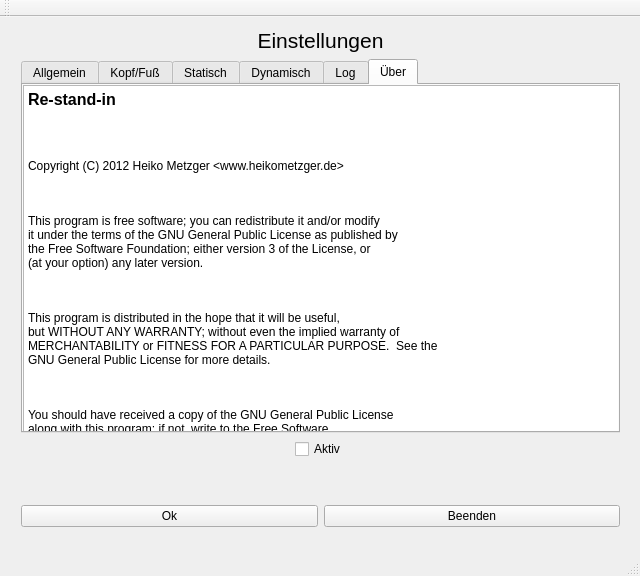
Above: rsi.ui from Merhoc/re-stand-in before the change. Below: the same form after it.
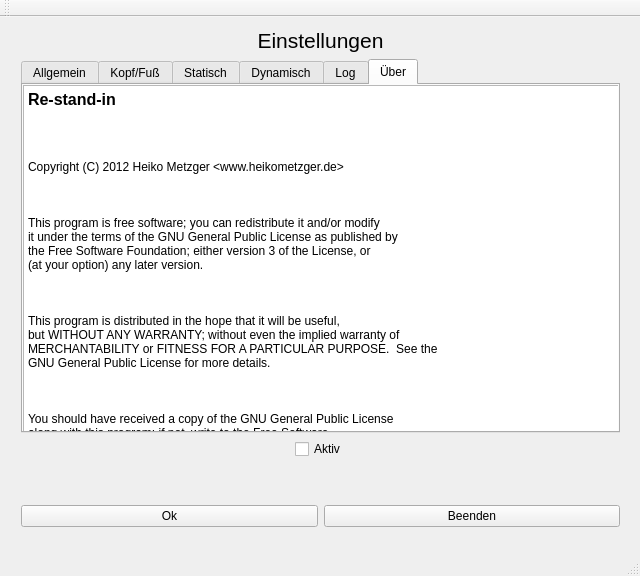
That is the form after the change. The open tabs and pages were chosen to show the change.

Commit message: Added static/dynamic replacement settings (only shows them up to now).

```diff
--- a/rsi.ui
+++ b/rsi.ui
@@ -305,28 +305,28 @@
           <string>&lt;!DOCTYPE HTML PUBLIC &quot;-//W3C//DTD HTML 4.0//EN&quot; &quot;http://www.w3.org/TR/REC-html40/strict.dtd&quot;&gt;
 &lt;html&gt;&lt;head&gt;&lt;meta name=&quot;qrichtext&quot; content=&quot;1&quot; /&gt;&lt;style type=&quot;text/css&quot;&gt;
 p, li { white-space: pre-wrap; }
-&lt;/style&gt;&lt;/head&gt;&lt;body style=&quot; font-family:'MS Shell Dlg 2'; font-size:8.25pt; font-weight:400; font-style:normal;&quot;&gt;
-&lt;p style=&quot; margin-top:0px; margin-bottom:0px; margin-left:0px; margin-right:0px; -qt-block-indent:0; text-indent:0px;&quot;&gt;&lt;span style=&quot; font-family:'Ubuntu'; font-size:12pt; font-weight:600;&quot;&gt;Re-stand-in&lt;/span&gt;&lt;/p&gt;
-&lt;p style=&quot;-qt-paragraph-type:empty; margin-top:0px; margin-bottom:0px; margin-left:0px; margin-right:0px; -qt-block-indent:0; text-indent:0px; font-family:'Ubuntu'; font-size:12pt; font-weight:600;&quot;&gt;&lt;/p&gt;
-&lt;p style=&quot; margin-top:0px; margin-bottom:0px; margin-left:0px; margin-right:0px; -qt-block-indent:0; text-indent:0px;&quot;&gt;&lt;span style=&quot; font-family:'Ubuntu'; font-size:12pt; font-weight:600;&quot;&gt;&lt;br /&gt;&lt;/span&gt;&lt;/p&gt;
-&lt;p style=&quot; margin-top:0px; margin-bottom:0px; margin-left:0px; margin-right:0px; -qt-block-indent:0; text-indent:0px;&quot;&gt;&lt;span style=&quot; font-family:'Ubuntu'; font-size:9pt; color:#000000;&quot;&gt;Copyright (C) 2012 Heiko Metzger &amp;lt;www.heikometzger.de&amp;gt;&lt;/span&gt;&lt;/p&gt;
-&lt;p style=&quot;-qt-paragraph-type:empty; margin-top:0px; margin-bottom:0px; margin-left:0px; margin-right:0px; -qt-block-indent:0; text-indent:0px; font-family:'Ubuntu'; font-size:9pt; color:#000000;&quot;&gt;&lt;/p&gt;
-&lt;p style=&quot; margin-top:0px; margin-bottom:0px; margin-left:0px; margin-right:0px; -qt-block-indent:0; text-indent:0px;&quot;&gt;&lt;span style=&quot; font-family:'Ubuntu'; font-size:9pt; color:#000000;&quot;&gt;&lt;br /&gt;&lt;/span&gt;&lt;/p&gt;
-&lt;p style=&quot; margin-top:0px; margin-bottom:0px; margin-left:0px; margin-right:0px; -qt-block-indent:0; text-indent:0px;&quot;&gt;&lt;span style=&quot; font-family:'Courier New,courier'; font-size:9pt; color:#000000;&quot;&gt;This program is free software; you can redistribute it and/or modify &lt;/span&gt;&lt;/p&gt;
-&lt;p style=&quot; margin-top:0px; margin-bottom:0px; margin-left:0px; margin-right:0px; -qt-block-indent:0; text-indent:0px;&quot;&gt;&lt;span style=&quot; font-family:'Courier New,courier'; font-size:9pt; color:#000000;&quot;&gt;it under the terms of the GNU General Public License as published by &lt;/span&gt;&lt;/p&gt;
-&lt;p style=&quot; margin-top:0px; margin-bottom:0px; margin-left:0px; margin-right:0px; -qt-block-indent:0; text-indent:0px;&quot;&gt;&lt;span style=&quot; font-family:'Courier New,courier'; font-size:9pt; color:#000000;&quot;&gt;the Free Software Foundation; either version 3 of the License, or &lt;/span&gt;&lt;/p&gt;
-&lt;p style=&quot; margin-top:0px; margin-bottom:0px; margin-left:0px; margin-right:0px; -qt-block-indent:0; text-indent:0px;&quot;&gt;&lt;span style=&quot; font-family:'Courier New,courier'; font-size:9pt; color:#000000;&quot;&gt;(at your option) any later version. &lt;/span&gt;&lt;/p&gt;
-&lt;p style=&quot;-qt-paragraph-type:empty; margin-top:0px; margin-bottom:0px; margin-left:0px; margin-right:0px; -qt-block-indent:0; text-indent:0px; font-family:'Courier New,courier'; font-size:9pt; color:#000000;&quot;&gt;&lt;/p&gt;
-&lt;p style=&quot; margin-top:0px; margin-bottom:0px; margin-left:0px; margin-right:0px; -qt-block-indent:0; text-indent:0px;&quot;&gt;&lt;span style=&quot; font-family:'Courier New,courier'; font-size:9pt; color:#000000;&quot;&gt;&lt;br /&gt;&lt;/span&gt;&lt;/p&gt;
-&lt;p style=&quot; margin-top:0px; margin-bottom:0px; margin-left:0px; margin-right:0px; -qt-block-indent:0; text-indent:0px;&quot;&gt;&lt;span style=&quot; font-family:'Courier New,courier'; font-size:9pt; color:#000000;&quot;&gt;This program is distributed in the hope that it will be useful, &lt;/span&gt;&lt;/p&gt;
-&lt;p style=&quot; margin-top:0px; margin-bottom:0px; margin-left:0px; margin-right:0px; -qt-block-indent:0; text-indent:0px;&quot;&gt;&lt;span style=&quot; font-family:'Courier New,courier'; font-size:9pt; color:#000000;&quot;&gt;but WITHOUT ANY WARRANTY; without even the implied warranty of &lt;/span&gt;&lt;/p&gt;
-&lt;p style=&quot; margin-top:0px; margin-bottom:0px; margin-left:0px; margin-right:0px; -qt-block-indent:0; text-indent:0px;&quot;&gt;&lt;span style=&quot; font-family:'Courier New,courier'; font-size:9pt; color:#000000;&quot;&gt;MERCHANTABILITY or FITNESS FOR A PARTICULAR PURPOSE.  See the &lt;/span&gt;&lt;/p&gt;
-&lt;p style=&quot; margin-top:0px; margin-bottom:0px; margin-left:0px; margin-right:0px; -qt-block-indent:0; text-indent:0px;&quot;&gt;&lt;span style=&quot; font-family:'Courier New,courier'; font-size:9pt; color:#000000;&quot;&gt;GNU General Public License for more details. &lt;/span&gt;&lt;/p&gt;
-&lt;p style=&quot;-qt-paragraph-type:empty; margin-top:0px; margin-bottom:0px; margin-left:0px; margin-right:0px; -qt-block-indent:0; text-indent:0px; font-family:'Courier New,courier'; font-size:9pt; color:#000000;&quot;&gt;&lt;/p&gt;
-&lt;p style=&quot; margin-top:0px; margin-bottom:0px; margin-left:0px; margin-right:0px; -qt-block-indent:0; text-indent:0px;&quot;&gt;&lt;span style=&quot; font-family:'Courier New,courier'; font-size:9pt; color:#000000;&quot;&gt;&lt;br /&gt;&lt;/span&gt;&lt;/p&gt;
-&lt;p style=&quot; margin-top:0px; margin-bottom:0px; margin-left:0px; margin-right:0px; -qt-block-indent:0; text-indent:0px;&quot;&gt;&lt;span style=&quot; font-family:'Courier New,courier'; font-size:9pt; color:#000000;&quot;&gt;You should have received a copy of the GNU General Public License &lt;/span&gt;&lt;/p&gt;
-&lt;p style=&quot; margin-top:0px; margin-bottom:0px; margin-left:0px; margin-right:0px; -qt-block-indent:0; text-indent:0px;&quot;&gt;&lt;span style=&quot; font-family:'Courier New,courier'; font-size:9pt; color:#000000;&quot;&gt;along with this program; if not, write to the Free Software &lt;/span&gt;&lt;/p&gt;
-&lt;p style=&quot; margin-top:0px; margin-bottom:0px; margin-left:0px; margin-right:0px; -qt-block-indent:0; text-indent:0px;&quot;&gt;&lt;span style=&quot; font-family:'Courier New,courier'; font-size:9pt; color:#000000;&quot;&gt;Foundation, Inc., 59 Temple Place, Suite 330, Boston, MA  02111-1307  USA&lt;/span&gt;&lt;/p&gt;&lt;/body&gt;&lt;/html&gt;</string>
+&lt;/style&gt;&lt;/head&gt;&lt;body style=&quot; font-family:'Ubuntu'; font-size:9pt; font-weight:400; font-style:normal;&quot;&gt;
+&lt;p style=&quot; margin-top:0px; margin-bottom:0px; margin-left:0px; margin-right:0px; -qt-block-indent:0; text-indent:0px;&quot;&gt;&lt;span style=&quot; font-size:12pt; font-weight:600;&quot;&gt;Re-stand-in&lt;/span&gt;&lt;/p&gt;
+&lt;p style=&quot;-qt-paragraph-type:empty; margin-top:0px; margin-bottom:0px; margin-left:0px; margin-right:0px; -qt-block-indent:0; text-indent:0px; font-size:12pt; font-weight:600;&quot;&gt;&lt;br /&gt;&lt;/p&gt;
+&lt;p style=&quot; margin-top:0px; margin-bottom:0px; margin-left:0px; margin-right:0px; -qt-block-indent:0; text-indent:0px;&quot;&gt;&lt;span style=&quot; font-size:12pt; font-weight:600;&quot;&gt;&lt;br /&gt;&lt;/span&gt;&lt;/p&gt;
+&lt;p style=&quot; margin-top:0px; margin-bottom:0px; margin-left:0px; margin-right:0px; -qt-block-indent:0; text-indent:0px;&quot;&gt;&lt;span style=&quot; color:#000000;&quot;&gt;Copyright (C) 2012 Heiko Metzger &amp;lt;www.heikometzger.de&amp;gt;&lt;/span&gt;&lt;/p&gt;
+&lt;p style=&quot;-qt-paragraph-type:empty; margin-top:0px; margin-bottom:0px; margin-left:0px; margin-right:0px; -qt-block-indent:0; text-indent:0px; color:#000000;&quot;&gt;&lt;br /&gt;&lt;/p&gt;
+&lt;p style=&quot; margin-top:0px; margin-bottom:0px; margin-left:0px; margin-right:0px; -qt-block-indent:0; text-indent:0px;&quot;&gt;&lt;span style=&quot; color:#000000;&quot;&gt;&lt;br /&gt;&lt;/span&gt;&lt;/p&gt;
+&lt;p style=&quot; margin-top:0px; margin-bottom:0px; margin-left:0px; margin-right:0px; -qt-block-indent:0; text-indent:0px;&quot;&gt;&lt;span style=&quot; font-family:'Courier New,courier'; color:#000000;&quot;&gt;This program is free software; you can redistribute it and/or modify &lt;/span&gt;&lt;/p&gt;
+&lt;p style=&quot; margin-top:0px; margin-bottom:0px; margin-left:0px; margin-right:0px; -qt-block-indent:0; text-indent:0px;&quot;&gt;&lt;span style=&quot; font-family:'Courier New,courier'; color:#000000;&quot;&gt;it under the terms of the GNU General Public License as published by &lt;/span&gt;&lt;/p&gt;
+&lt;p style=&quot; margin-top:0px; margin-bottom:0px; margin-left:0px; margin-right:0px; -qt-block-indent:0; text-indent:0px;&quot;&gt;&lt;span style=&quot; font-family:'Courier New,courier'; color:#000000;&quot;&gt;the Free Software Foundation; either version 3 of the License, or &lt;/span&gt;&lt;/p&gt;
+&lt;p style=&quot; margin-top:0px; margin-bottom:0px; margin-left:0px; margin-right:0px; -qt-block-indent:0; text-indent:0px;&quot;&gt;&lt;span style=&quot; font-family:'Courier New,courier'; color:#000000;&quot;&gt;(at your option) any later version. &lt;/span&gt;&lt;/p&gt;
+&lt;p style=&quot;-qt-paragraph-type:empty; margin-top:0px; margin-bottom:0px; margin-left:0px; margin-right:0px; -qt-block-indent:0; text-indent:0px; font-family:'Courier New,courier'; color:#000000;&quot;&gt;&lt;br /&gt;&lt;/p&gt;
+&lt;p style=&quot; margin-top:0px; margin-bottom:0px; margin-left:0px; margin-right:0px; -qt-block-indent:0; text-indent:0px;&quot;&gt;&lt;span style=&quot; font-family:'Courier New,courier'; color:#000000;&quot;&gt;&lt;br /&gt;&lt;/span&gt;&lt;/p&gt;
+&lt;p style=&quot; margin-top:0px; margin-bottom:0px; margin-left:0px; margin-right:0px; -qt-block-indent:0; text-indent:0px;&quot;&gt;&lt;span style=&quot; font-family:'Courier New,courier'; color:#000000;&quot;&gt;This program is distributed in the hope that it will be useful, &lt;/span&gt;&lt;/p&gt;
+&lt;p style=&quot; margin-top:0px; margin-bottom:0px; margin-left:0px; margin-right:0px; -qt-block-indent:0; text-indent:0px;&quot;&gt;&lt;span style=&quot; font-family:'Courier New,courier'; color:#000000;&quot;&gt;but WITHOUT ANY WARRANTY; without even the implied warranty of &lt;/span&gt;&lt;/p&gt;
+&lt;p style=&quot; margin-top:0px; margin-bottom:0px; margin-left:0px; margin-right:0px; -qt-block-indent:0; text-indent:0px;&quot;&gt;&lt;span style=&quot; font-family:'Courier New,courier'; color:#000000;&quot;&gt;MERCHANTABILITY or FITNESS FOR A PARTICULAR PURPOSE.  See the &lt;/span&gt;&lt;/p&gt;
+&lt;p style=&quot; margin-top:0px; margin-bottom:0px; margin-left:0px; margin-right:0px; -qt-block-indent:0; text-indent:0px;&quot;&gt;&lt;span style=&quot; font-family:'Courier New,courier'; color:#000000;&quot;&gt;GNU General Public License for more details. &lt;/span&gt;&lt;/p&gt;
+&lt;p style=&quot;-qt-paragraph-type:empty; margin-top:0px; margin-bottom:0px; margin-left:0px; margin-right:0px; -qt-block-indent:0; text-indent:0px; font-family:'Courier New,courier'; color:#000000;&quot;&gt;&lt;br /&gt;&lt;/p&gt;
+&lt;p style=&quot; margin-top:0px; margin-bottom:0px; margin-left:0px; margin-right:0px; -qt-block-indent:0; text-indent:0px;&quot;&gt;&lt;span style=&quot; font-family:'Courier New,courier'; color:#000000;&quot;&gt;&lt;br /&gt;&lt;/span&gt;&lt;/p&gt;
+&lt;p style=&quot; margin-top:0px; margin-bottom:0px; margin-left:0px; margin-right:0px; -qt-block-indent:0; text-indent:0px;&quot;&gt;&lt;span style=&quot; font-family:'Courier New,courier'; color:#000000;&quot;&gt;You should have received a copy of the GNU General Public License &lt;/span&gt;&lt;/p&gt;
+&lt;p style=&quot; margin-top:0px; margin-bottom:0px; margin-left:0px; margin-right:0px; -qt-block-indent:0; text-indent:0px;&quot;&gt;&lt;span style=&quot; font-family:'Courier New,courier'; color:#000000;&quot;&gt;along with this program; if not, write to the Free Software &lt;/span&gt;&lt;/p&gt;
+&lt;p style=&quot; margin-top:0px; margin-bottom:0px; margin-left:0px; margin-right:0px; -qt-block-indent:0; text-indent:0px;&quot;&gt;&lt;span style=&quot; font-family:'Courier New,courier'; color:#000000;&quot;&gt;Foundation, Inc., 59 Temple Place, Suite 330, Boston, MA  02111-1307  USA&lt;/span&gt;&lt;/p&gt;&lt;/body&gt;&lt;/html&gt;</string>
          </property>
         </widget>
        </widget>
```
Left out of the diff: 24 changed lines with no effect on the pictures. The commit also changes 2 other files.
